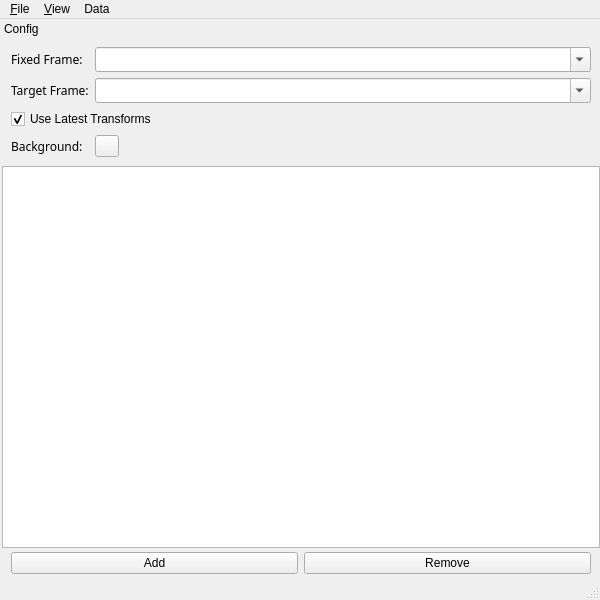
Old version of the form mapviz/ui/mapviz.ui in the repository swri-robotics/mapviz.
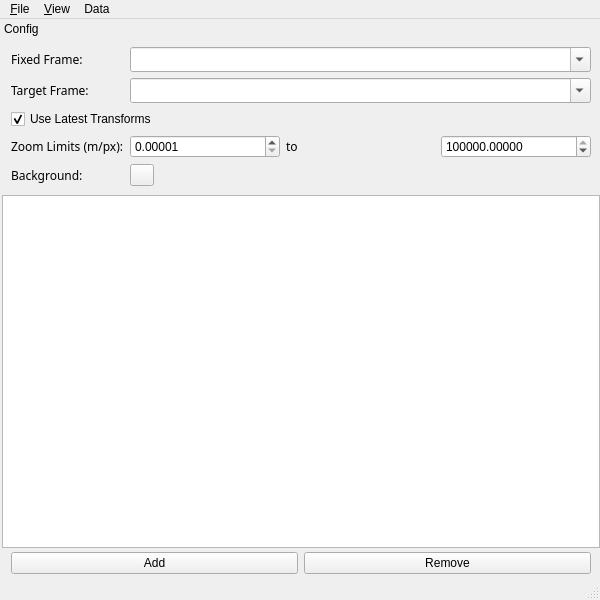
New version of the form. Custom widgets are drawn as their Qt base class.

Commit message: Adding ability to clamp zoom scale (#927)

The edit to the form file:
```diff
--- a/mapviz/ui/mapviz.ui
+++ b/mapviz/ui/mapviz.ui
@@ -155,6 +155,80 @@
           </property>
          </widget>
         </item>
+        <item row="4" column="0">
+         <widget class="QLabel" name="label_zoom_limits">
+          <property name="sizePolicy">
+           <sizepolicy hsizetype="Minimum" vsizetype="Preferred">
+            <horstretch>0</horstretch>
+            <verstretch>0</verstretch>
+           </sizepolicy>
+          </property>
+          <property name="font">
+           <font>
+            <family>Sans Serif</family>
+            <pointsize>9</pointsize>
+           </font>
+          </property>
+          <property name="text">
+           <string>Zoom Limits (m/px):</string>
+          </property>
+         </widget>
+        </item>
+        <item row="4" column="1" colspan="2">
+         <layout class="QHBoxLayout" name="horizontalLayoutZoomLimits">
+          <item>
+           <widget class="QDoubleSpinBox" name="min_view_scale">
+            <property name="toolTip">
+             <string>Smallest view scale, in meters per pixel.  Limits how far the view can zoom in.</string>
+            </property>
+            <property name="decimals">
+             <number>5</number>
+            </property>
+            <property name="minimum">
+             <double>0.000010000000000</double>
+            </property>
+            <property name="maximum">
+             <double>100000.000000000000000</double>
+            </property>
+            <property name="value">
+             <double>0.000010000000000</double>
+            </property>
+           </widget>
+          </item>
+          <item>
+           <widget class="QLabel" name="label_zoom_limits_to">
+            <property name="font">
+             <font>
+              <family>Sans Serif</family>
+              <pointsize>9</pointsize>
+             </font>
+            </property>
+            <property name="text">
+             <string>to</string>
+            </property>
+           </widget>
+          </item>
+          <item>
+           <widget class="QDoubleSpinBox" name="max_view_scale">
+            <property name="toolTip">
+             <string>Largest view scale, in meters per pixel.  Limits how far the view can zoom out.</string>
+            </property>
+            <property name="decimals">
+             <number>5</number>
+            </property>
+            <property name="minimum">
+             <double>0.000010000000000</double>
+            </property>
+            <property name="maximum">
+             <double>100000.000000000000000</double>
+            </property>
+            <property name="value">
+             <double>100000.000000000000000</double>
+            </property>
+           </widget>
+          </item>
+         </layout>
+        </item>
         <item row="5" column="0">
          <widget class="QLabel" name="label_3">
           <property name="sizePolicy">
```
The commit also changes 4 other files.
